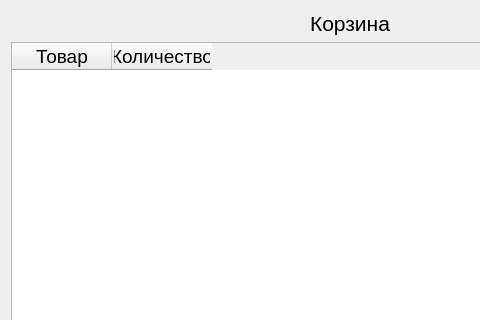
Old version of the form 3 course/postgres_coursework/Views/CartForm.ui in the repository Manerton/labs-se; both pictures show x 0 to 480 and y 0 to 320 of the 700 by 700 pixel window.
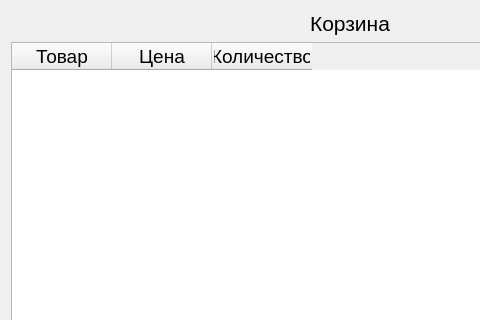
New version of the form.

Patch:
```diff
--- a/3 course/postgres_coursework/Views/CartForm.ui
+++ b/3 course/postgres_coursework/Views/CartForm.ui
@@ -86,6 +86,11 @@
        <string>Товар</string>
       </property>
      </column>
+     <column>
+      <property name="text">
+       <string>Цена</string>
+      </property>
+     </column>
      <column>
       <property name="text">
        <string>Количество</string>
```
